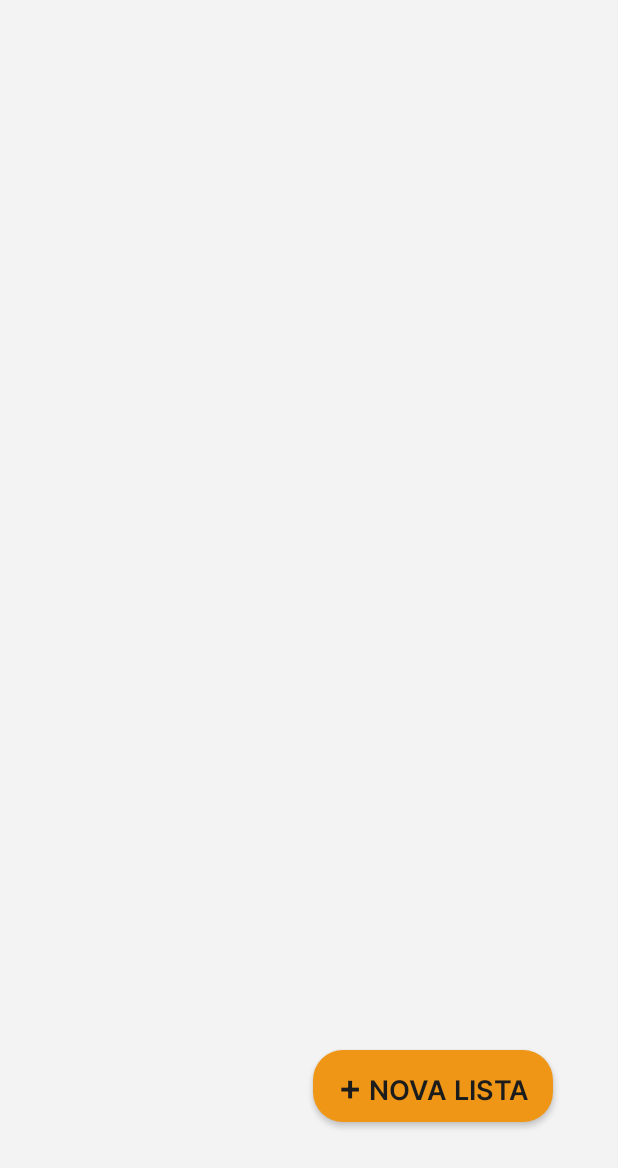
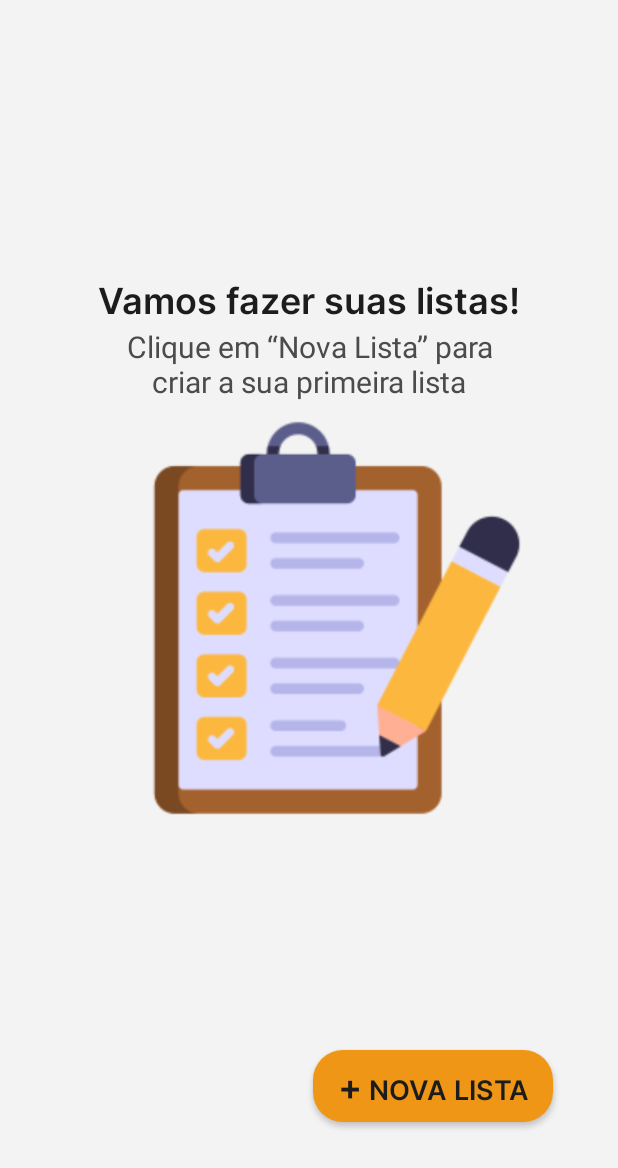
Before and after one commit to lucasalvisimader/Listable, an Android app: the fragment HomeFragment shown on its own in the app's theme, on a phone screen of 412 x 824 dp. Shown: the top 1168 px of the screen. Run offline under Robolectric (Android 15) with nearby library versions, the phone set to English and light mode, and no system bars; our stand-ins replace Firebase (no records; nobody signed in at launch, a user with empty details on screens opened directly).

Commit message:
adding int list with error

```diff
--- a/app/src/main/java/br/senai/sc/listable/entity/Item.java
+++ b/app/src/main/java/br/senai/sc/listable/entity/Item.java
@@ -2,12 +2,13 @@ package br.senai.sc.listable.entity;
 
 import android.util.Log;
 
+import java.io.Serializable;
 import java.util.ArrayList;
 import java.util.List;
 
 import br.senai.sc.listable.utils.GeneratorUUID;
 
-public class Item {
+public class Item implements Serializable {
     private String id;
     private String name;
     private String category;
--- a/app/src/main/java/br/senai/sc/listable/pages/menu/home/HomeFragment.java
+++ b/app/src/main/java/br/senai/sc/listable/pages/menu/home/HomeFragment.java
@@ -1,6 +1,7 @@
 package br.senai.sc.listable.pages.menu.home;
 
 import android.app.Dialog;
+import android.content.Context;
 import android.content.Intent;
 import android.graphics.Color;
 import android.graphics.drawable.ColorDrawable;
@@ -16,6 +17,8 @@ import android.view.View;
 import android.view.ViewGroup;
 import android.widget.Button;
 import android.widget.EditText;
+import android.widget.ImageView;
+import android.widget.TextView;
 
 import androidx.annotation.NonNull;
 import androidx.fragment.app.Fragment;
@@ -79,6 +82,19 @@ public class HomeFragment extends Fragment {
                 }
                 AdapterShoppingList adapaterItem = new AdapterShoppingList(container.getContext(), shoppingListList);
                 recyclerView.setAdapter(adapaterItem);
+
+                ImageView emptyListImage = container.findViewById(R.id.home_default_image_no_items);
+                TextView textViewTitle = container.findViewById(R.id.home_default_title);
+                TextView textViewSubtitle = container.findViewById(R.id.home_default_subtitle);
+                if (shoppingListList.isEmpty()) {
+                    emptyListImage.setVisibility(View.VISIBLE);
+                    textViewTitle.setVisibility(View.VISIBLE);
+                    textViewSubtitle.setVisibility(View.VISIBLE);
+                } else {
+                    emptyListImage.setVisibility(View.GONE);
+                    textViewTitle.setVisibility(View.GONE);
+                    textViewSubtitle.setVisibility(View.GONE);
+                }
             }
 
             @Override
@@ -91,7 +107,7 @@ public class HomeFragment extends Fragment {
                 recyclerView, new RecycleItemClickListener.OnItemClickListener() {
                 @Override
                 public void onItemClick(View view, int position) {
-                    onClick(shoppingListList.get(position));
+                    onClick(shoppingListList.get(position), container.getContext());
                 }
 
                 @Override
@@ -105,8 +121,8 @@ public class HomeFragment extends Fragment {
         return binding.getRoot();
     }
 
-    private void onClick(ShoppingList shoppingList) {
-        Intent i = new Intent(getContext(), ItemsActivity.class);
+    private void onClick(ShoppingList shoppingList, Context context) {
+        Intent i = new Intent(context, ItemsActivity.class);
         i.putExtra("shoppingList", shoppingList);
         startActivity(i);
     }
--- a/app/src/main/res/layout/fragment_home.xml
+++ b/app/src/main/res/layout/fragment_home.xml
@@ -10,41 +10,49 @@
     tools:layout_editor_absoluteY="-1dp"
     tools:context=".pages.menu.home.HomeFragment">
 
-    <!--    <TextView-->
-    <!--        android:id="@+id/title_default"-->
-    <!--        android:layout_width="wrap_content"-->
-    <!--        android:layout_height="wrap_content"-->
-    <!--        android:layout_alignParentTop="true"-->
-    <!--        android:layout_centerHorizontal="true"-->
-    <!--        android:layout_marginTop="133dp"-->
-    <!--        android:fontFamily="@font/inter_semi_bold"-->
-    <!--        android:text="@string/vamos_fazer_suas_listas"-->
-    <!--        android:textColor="@color/black_default"-->
-    <!--        android:textSize="24sp" />-->
+    <TextView
+        android:id="@+id/home_default_title"
+        android:layout_width="wrap_content"
+        android:layout_height="wrap_content"
+        android:layout_alignParentTop="true"
+        android:layout_centerHorizontal="true"
+        android:visibility="gone"
+        android:fontFamily="@font/inter_semi_bold"
+        android:text="@string/vamos_fazer_suas_listas"
+        android:textColor="@color/black_default"
+        android:textSize="24sp"
+        app:layout_constraintBottom_toTopOf="@+id/home_default_subtitle"
+        app:layout_constraintEnd_toEndOf="parent"
+        app:layout_constraintStart_toStartOf="parent" />
 
-    <!--    <TextView-->
-    <!--        android:id="@+id/subtitle_default"-->
-    <!--        android:layout_width="282dp"-->
-    <!--        android:layout_height="wrap_content"-->
-    <!--        android:layout_below="@id/title_default"-->
-    <!--        android:layout_centerHorizontal="true"-->
-    <!--        android:gravity="center_horizontal"-->
-    <!--        android:text="@string/clique_em_nova_lista_para_criar_a_sua_primeira_lista"-->
-    <!--        android:textColor="@color/subtitle"-->
-    <!--        android:textSize="20sp" />-->
+    <TextView
+        android:id="@+id/home_default_subtitle"
+        android:layout_width="282dp"
+        android:layout_height="wrap_content"
+        android:layout_below="@id/home_default_title"
+        android:layout_centerHorizontal="true"
+        android:gravity="center_horizontal"
+        android:visibility="gone"
+        android:text="@string/clique_em_nova_lista_para_criar_a_sua_primeira_lista"
+        android:textColor="@color/subtitle"
+        android:textSize="20sp"
+        app:layout_constraintBottom_toTopOf="@+id/home_default_image_no_items"
+        app:layout_constraintEnd_toEndOf="parent"
+        app:layout_constraintStart_toStartOf="parent" />
 
-    <!--    <ImageView-->
-    <!--        android:id="@+id/list_default"-->
-    <!--        android:layout_width="288dp"-->
-    <!--        android:layout_height="288dp"-->
-    <!--        android:layout_below="@+id/subtitle_default"-->
-    <!--        android:layout_alignParentStart="true"-->
-    <!--        android:layout_alignParentLeft="true"-->
-    <!--        android:layout_marginStart="84dp"-->
-    <!--        android:layout_marginLeft="84dp"-->
-    <!--        android:layout_marginTop="29dp"-->
-    <!--        android:contentDescription="@string/list_default"-->
-    <!--        app:srcCompat="@drawable/list_default" />-->
+    <ImageView
+        android:id="@+id/home_default_image_no_items"
+        android:layout_width="288dp"
+        android:layout_height="288dp"
+        android:layout_below="@+id/subtitle_default"
+        android:contentDescription="@string/list_default"
+        app:layout_constraintBottom_toBottomOf="@+id/recicleView_shopping_list"
+        app:layout_constraintEnd_toEndOf="parent"
+        android:visibility="gone"
+        app:layout_constraintHorizontal_bias="0.65"
+        app:layout_constraintStart_toStartOf="parent"
+        app:layout_constraintTop_toTopOf="@+id/recicleView_shopping_list"
+        app:srcCompat="@drawable/default_lists_default" />
 
     <androidx.recyclerview.widget.RecyclerView
         android:id="@+id/recicleView_shopping_list"
--- a/app/src/main/res/values/strings.xml
+++ b/app/src/main/res/values/strings.xml
@@ -164,4 +164,7 @@
     <string name="_10_25">10/25</string>
     <string name="incluir_novo_item">Incluir novo item</string>
     <string name="adicionar">adicionar</string>
+    <string name="pasta_de_dentes">Pasta de dentes</string>
+    <string name="sua_lista_est_vazia">Sua lista está vazia</string>
+    <string name="clique_em_adicionar_para_incluir_produtos">Clique em “Adicionar” para incluir produtos</string>
 </resources>
```
Also changed, not shown: app/src/main/java/br/senai/sc/listable/pages/activity/ItemsActivity.java (+25 -10 lines), app/src/main/java/br/senai/sc/listable/recycleView/adapter/AdapterShoppingList.java (+15 -17 lines), app/src/main/java/br/senai/sc/listable/recycleView/adapter/AdapterShoppingListItems.java (+60 -1 lines), app/src/main/java/br/senai/sc/listable/recycleView/viewHolder/ShoppingListItemsViewHolder.java (+32 -1 lines), app/src/main/java/br/senai/sc/listable/utils/SaveListFirebase.java (+8 -0 lines), app/src/main/res/layout/fragment_item.xml (deleted, +0 -22 lines), app/src/main/res/layout/fragment_shopping_list_item.xml (added, +37 -0 lines), app/src/main/res/layout/items_activity.xml (+62 -10 lines), app/src/main/res/drawable/default_items.png (added), app/src/main/res/drawable/default_lists_default.png (added), app/src/main/res/drawable/list_default.png (deleted), app/src/main/res/layout/fragment_shopping_list.xml (renamed from app/src/main/res/layout/shopping_list_fragment.xml).
